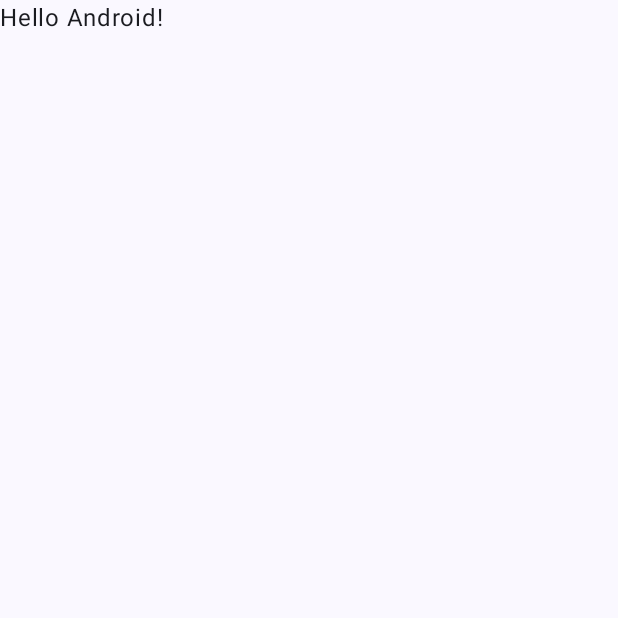
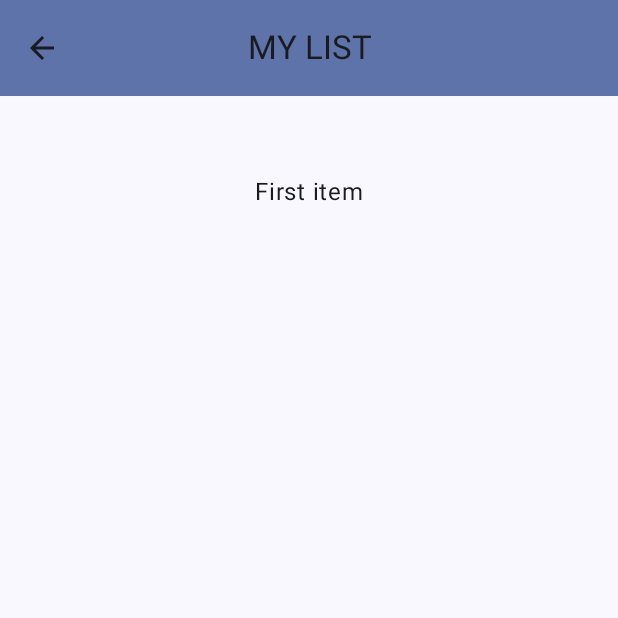
Before and after one commit to krutarth-kalas/ComposeRetrofitMVVMRoom, an Android app built with Jetpack Compose: the screen it shows after launch (MainActivity), on a phone screen of 412 x 824 dp, the top half of it. Before the commit the part shown is almost empty. Run offline under Robolectric (Android 15) with nearby library versions, the phone set to English and light mode, and no system bars.

Commit message:
commit data

```diff
--- a/app/build.gradle.kts
+++ b/app/build.gradle.kts
@@ -5,12 +5,12 @@ plugins {
 
 android {
     namespace = "com.example.composeretrofitmvvmroomcode"
-    compileSdk = 33
+    compileSdk = 34
 
     defaultConfig {
         applicationId = "com.example.composeretrofitmvvmroomcode"
         minSdk = 24
-        targetSdk = 33
+        targetSdk = 34
         versionCode = 1
         versionName = "1.0"
 
--- a/app/src/main/java/com/example/composeretrofitmvvmroomcode/MainActivity.kt
+++ b/app/src/main/java/com/example/composeretrofitmvvmroomcode/MainActivity.kt
@@ -1,28 +1,67 @@
 package com.example.composeretrofitmvvmroomcode
 
+import android.annotation.SuppressLint
 import android.os.Bundle
 import androidx.activity.ComponentActivity
 import androidx.activity.compose.setContent
+import androidx.compose.foundation.layout.Arrangement
+import androidx.compose.foundation.layout.Column
 import androidx.compose.foundation.layout.fillMaxSize
+import androidx.compose.foundation.layout.padding
+import androidx.compose.material.icons.Icons
+import androidx.compose.material.icons.filled.ArrowBack
+import androidx.compose.material.icons.filled.Menu
+import androidx.compose.material3.CenterAlignedTopAppBar
+import androidx.compose.material3.ExperimentalMaterial3Api
+import androidx.compose.material3.Icon
+import androidx.compose.material3.IconButton
 import androidx.compose.material3.MaterialTheme
-import androidx.compose.material3.Surface
+import androidx.compose.material3.Scaffold
 import androidx.compose.material3.Text
+import androidx.compose.material3.TopAppBar
+import androidx.compose.material3.TopAppBarDefaults
 import androidx.compose.runtime.Composable
+import androidx.compose.ui.Alignment
 import androidx.compose.ui.Modifier
+import androidx.compose.ui.graphics.Color
+import androidx.compose.ui.text.style.TextAlign
 import androidx.compose.ui.tooling.preview.Preview
+import androidx.compose.ui.unit.dp
 import com.example.composeretrofitmvvmroomcode.ui.theme.ComposeRetrofitMvvmRoomCodeTheme
 
 class MainActivity : ComponentActivity() {
+    @OptIn(ExperimentalMaterial3Api::class)
+    @SuppressLint("UnusedMaterial3ScaffoldPaddingParameter")
     override fun onCreate(savedInstanceState: Bundle?) {
         super.onCreate(savedInstanceState)
         setContent {
             ComposeRetrofitMvvmRoomCodeTheme {
-                // A surface container using the 'background' color from the theme
-                Surface(
-                    modifier = Modifier.fillMaxSize(),
-                    color = MaterialTheme.colorScheme.background
+                Scaffold(
+                    topBar = {
+                        CenterAlignedTopAppBar(
+                            title =
+                            {
+                                Text(text = "MY LIST", textAlign = TextAlign.Center)
+                            },
+                            navigationIcon = {
+                                IconButton(onClick = {}) {
+                                    Icon(Icons.Filled.ArrowBack, contentDescription = "Menu")
+                                }
+                            },
+                            colors = TopAppBarDefaults.smallTopAppBarColors(containerColor = MaterialTheme.colorScheme.primaryContainer)
+                        )
+                    }
                 ) {
-                    Greeting("Android")
+                   Column(
+                       modifier = Modifier.fillMaxSize().padding(vertical = 100.dp),
+                       horizontalAlignment = Alignment.CenterHorizontally,
+                       verticalArrangement = Arrangement.Top
+                       ) {
+                       Text(
+                           text = "First item",
+                           modifier = Modifier.padding(16.dp)
+                       )
+                   }
                 }
             }
         }
```
